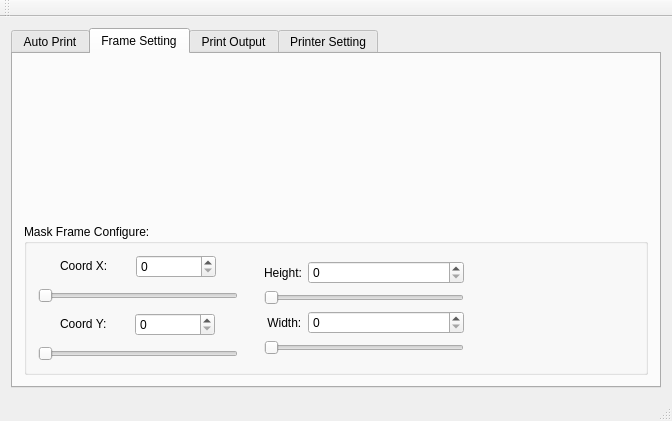
The window that src/autoprinter.ui (xxiiaaon/AutoPrinter) describes before a commit, drawn with Qt 5.
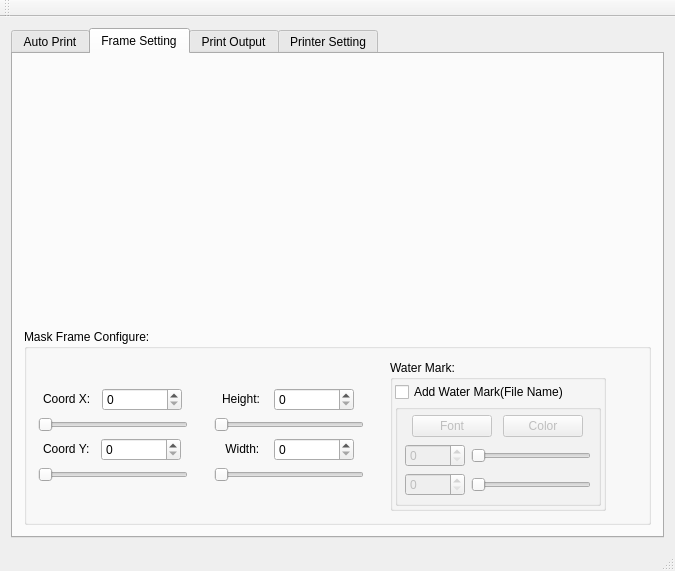
The same window after the commit. The open tabs and pages were chosen to show the change.

```diff
--- a/src/autoprinter.ui
+++ b/src/autoprinter.ui
@@ -6,8 +6,8 @@
    <rect>
     <x>0</x>
     <y>0</y>
-    <width>661</width>
-    <height>421</height>
+    <width>675</width>
+    <height>548</height>
    </rect>
   </property>
   <property name="sizePolicy">
@@ -27,7 +27,7 @@
     </sizepolicy>
    </property>
    <layout class="QGridLayout" name="gridLayout">
-    <item row="0" column="0">
+    <item row="1" column="0">
      <widget class="QTabWidget" name="tabWidget">
       <property name="enabled">
        <bool>true</bool>
@@ -128,6 +128,155 @@
           </item>
          </layout>
         </item>
+        <item>
+         <widget class="QGroupBox" name="groupBox_5">
+          <property name="sizePolicy">
+           <sizepolicy hsizetype="Fixed" vsizetype="Fixed">
+            <horstretch>0</horstretch>
+            <verstretch>0</verstretch>
+           </sizepolicy>
+          </property>
+          <property name="title">
+           <string>Output Name:</string>
+          </property>
+          <layout class="QHBoxLayout" name="horizontalLayout_20">
+           <property name="spacing">
+            <number>5</number>
+           </property>
+           <property name="margin">
+            <number>5</number>
+           </property>
+           <item>
+            <layout class="QVBoxLayout" name="verticalLayout_12">
+             <property name="spacing">
+              <number>0</number>
+             </property>
+             <property name="margin">
+              <number>0</number>
+             </property>
+             <item>
+              <layout class="QVBoxLayout" name="verticalLayout_13">
+               <property name="margin">
+                <number>5</number>
+               </property>
+               <item>
+                <widget class="QRadioButton" name="chkBoxNormalSuffix">
+                 <property name="sizePolicy">
+                  <sizepolicy hsizetype="Fixed" vsizetype="Fixed">
+                   <horstretch>0</horstretch>
+                   <verstretch>0</verstretch>
+                  </sizepolicy>
+                 </property>
+                 <property name="text">
+                  <string>Normal Suffix</string>
+                 </property>
+                 <property name="checked">
+                  <bool>true</bool>
+                 </property>
+                </widget>
+               </item>
+               <item>
+                <widget class="QLineEdit" name="lnEditSuffix">
+                 <property name="maximumSize">
+                  <size>
+                   <width>200</width>
+                   <height>16777215</height>
+                  </size>
+                 </property>
+                 <property name="text">
+                  <string>_OUTPUT</string>
+                 </property>
+                </widget>
+               </item>
+              </layout>
+             </item>
+             <item>
+              <layout class="QVBoxLayout" name="verticalLayout_14">
+               <property name="spacing">
+                <number>5</number>
+               </property>
+               <property name="sizeConstraint">
+                <enum>QLayout::SetMinimumSize</enum>
+               </property>
+               <property name="margin">
+                <number>5</number>
+               </property>
+               <item>
+                <widget class="QRadioButton" name="chkBoxAutoGenNum">
+                 <property name="sizePolicy">
+                  <sizepolicy hsizetype="Fixed" vsizetype="Fixed">
+                   <horstretch>0</horstretch>
+                   <verstretch>0</verstretch>
+                  </sizepolicy>
+                 </property>
+                 <property name="minimumSize">
+                  <size>
+                   <width>150</width>
+                   <height>0</height>
+                  </size>
+                 </property>
+                 <property name="text">
+                  <string>Generate Number As Output Name</string>
+                 </property>
+                </widget>
+               </item>
+               <item>
+                <layout class="QHBoxLayout" name="horizontalLayout_18" stretch="0">
+                 <property name="sizeConstraint">
+                  <enum>QLayout::SetDefaultConstraint</enum>
+                 </property>
+                 <property name="leftMargin">
+                  <number>8</number>
+                 </property>
+                 <property name="topMargin">
+                  <number>0</number>
+                 </property>
+                 <property name="rightMargin">
+                  <number>1</number>
+                 </property>
+                 <property name="bottomMargin">
+                  <number>0</number>
+                 </property>
+                 <item>
+                  <widget class="QCheckBox" name="chkKeepOriginName">
+                   <property name="enabled">
+                    <bool>false</bool>
+                   </property>
+                   <property name="sizePolicy">
+                    <sizepolicy hsizetype="Fixed" vsizetype="Fixed">
+                     <horstretch>0</horstretch>
+                     <verstretch>0</verstretch>
+                    </sizepolicy>
+                   </property>
+                   <property name="minimumSize">
+                    <size>
+                     <width>200</width>
+                     <height>16</height>
+                    </size>
+                   </property>
+                   <property name="maximumSize">
+                    <size>
+                     <width>100</width>
+                     <height>16777215</height>
+                    </size>
+                   </property>
+                   <property name="text">
+                    <string>Keep Origin Name</string>
+                   </property>
+                   <property name="checkable">
+                    <bool>true</bool>
+                   </property>
+                  </widget>
+                 </item>
+                </layout>
+               </item>
+              </layout>
+             </item>
+            </layout>
+           </item>
+          </layout>
+         </widget>
+        </item>
         <item>
          <layout class="QHBoxLayout" name="horizontalLayout">
           <property name="spacing">
@@ -253,6 +402,9 @@
           <property name="orientation">
            <enum>Qt::Vertical</enum>
           </property>
+          <property name="sizeType">
+           <enum>QSizePolicy::MinimumExpanding</enum>
+          </property>
           <property name="sizeHint" stdset="0">
            <size>
             <width>20</width>
@@ -279,6 +431,9 @@
             <verstretch>0</verstretch>
            </sizepolicy>
           </property>
+          <property name="mouseTracking">
+           <bool>true</bool>
+          </property>
          </widget>
         </item>
         <item>
@@ -290,14 +445,19 @@
            <item>
             <layout class="QHBoxLayout" name="horizontalLayout_9">
              <item>
+              <layout class="QVBoxLayout" name="verticalLayout_18">
+               <property name="margin">
+                <number>0</number>
+               </property>
+               <item>
               <layout class="QVBoxLayout" name="verticalLayout_3">
                <property name="spacing">
-                <number>10</number>
+                  <number>6</number>
                </property>
                <property name="sizeConstraint">
                 <enum>QLayout::SetDefaultConstraint</enum>
                </property>
-               <property name="rightMargin">
+                 <property name="margin">
                 <number>0</number>
                </property>
                <item>
@@ -346,7 +506,7 @@
                  </property>
                  <property name="minimumSize">
                   <size>
-                   <width>200</width>
+                     <width>150</width>
                    <height>0</height>
                   </size>
                  </property>
@@ -401,7 +561,7 @@
                  </property>
                  <property name="minimumSize">
                   <size>
-                   <width>200</width>
+                     <width>150</width>
                    <height>0</height>
                   </size>
                  </property>
@@ -409,13 +569,15 @@
                   <enum>Qt::Horizontal</enum>
                  </property>
                 </widget>
+                 </item>
+                </layout>
                </item>
               </layout>
              </item>
              <item>
               <layout class="QVBoxLayout" name="verticalLayout_4">
                <property name="spacing">
-                <number>5</number>
+                <number>0</number>
                </property>
                <property name="sizeConstraint">
                 <enum>QLayout::SetDefaultConstraint</enum>
@@ -426,17 +588,20 @@
                <item>
                 <layout class="QVBoxLayout" name="verticalLayout_5">
                  <property name="sizeConstraint">
-                  <enum>QLayout::SetMinimumSize</enum>
+                  <enum>QLayout::SetDefaultConstraint</enum>
                  </property>
                  <property name="leftMargin">
                   <number>20</number>
                  </property>
+                 <property name="rightMargin">
+                  <number>20</number>
+                 </property>
                  <item>
                   <layout class="QHBoxLayout" name="horizontalLayout_7">
                    <item>
                     <widget class="QLabel" name="label_7">
                      <property name="sizePolicy">
-                      <sizepolicy hsizetype="Fixed" vsizetype="Preferred">
+                      <sizepolicy hsizetype="Fixed" vsizetype="Fixed">
                        <horstretch>0</horstretch>
                        <verstretch>0</verstretch>
                       </sizepolicy>
@@ -448,6 +613,12 @@
                    </item>
                    <item>
                     <widget class="QSpinBox" name="spBoxMaskHeight">
+                     <property name="sizePolicy">
+                      <sizepolicy hsizetype="Fixed" vsizetype="Fixed">
+                       <horstretch>0</horstretch>
+                       <verstretch>0</verstretch>
+                      </sizepolicy>
+                     </property>
                      <property name="minimumSize">
                       <size>
                        <width>80</width>
@@ -471,7 +642,7 @@
                    </property>
                    <property name="minimumSize">
                     <size>
-                     <width>200</width>
+                     <width>150</width>
                      <height>0</height>
                     </size>
                    </property>
@@ -488,7 +659,7 @@
                    <item>
                     <widget class="QLabel" name="label_8">
                      <property name="sizePolicy">
-                      <sizepolicy hsizetype="Fixed" vsizetype="Preferred">
+                      <sizepolicy hsizetype="Fixed" vsizetype="Fixed">
                        <horstretch>0</horstretch>
                        <verstretch>0</verstretch>
                       </sizepolicy>
@@ -500,6 +671,12 @@
                    </item>
                    <item>
                     <widget class="QSpinBox" name="spBoxMaskWeight">
+                     <property name="sizePolicy">
+                      <sizepolicy hsizetype="Fixed" vsizetype="Fixed">
+                       <horstretch>0</horstretch>
+                       <verstretch>0</verstretch>
+                      </sizepolicy>
+                     </property>
                      <property name="minimumSize">
                       <size>
                        <width>80</width>
@@ -523,7 +700,7 @@
                    </property>
                    <property name="minimumSize">
                     <size>
-                     <width>200</width>
+                     <width>150</width>
                      <height>0</height>
                     </size>
                    </property>
@@ -539,6 +716,174 @@
                </item>
               </layout>
              </item>
+             <item>
+              <widget class="QGroupBox" name="groupBox_6">
+               <property name="title">
+                <string>Water Mark:</string>
+               </property>
+               <layout class="QVBoxLayout" name="verticalLayout_16">
+                <property name="spacing">
+                 <number>2</number>
+                </property>
+                <property name="margin">
+                 <number>2</number>
+                </property>
+                <item>
+                 <widget class="QCheckBox" name="chkboxWaterMark">
+                  <property name="text">
+                   <string>Add Water Mark(File Name)</string>
+                  </property>
+                 </widget>
+                </item>
+                <item>
+                 <widget class="QGroupBox" name="gpBoxWaterMarkSetting">
+                  <property name="enabled">
+                   <bool>false</bool>
+                  </property>
+                  <property name="title">
+                   <string/>
+                  </property>
+                  <layout class="QHBoxLayout" name="horizontalLayout_25">
+                   <property name="spacing">
+                    <number>0</number>
+                   </property>
+                   <property name="margin">
+                    <number>0</number>
+                   </property>
+                   <item>
+                    <layout class="QVBoxLayout" name="verticalLayout_15">
+                     <property name="spacing">
+                      <number>5</number>
+                     </property>
+                     <property name="sizeConstraint">
+                      <enum>QLayout::SetDefaultConstraint</enum>
+                     </property>
+                     <property name="margin">
+                      <number>5</number>
+                     </property>
+                     <item>
+                      <layout class="QHBoxLayout" name="horizontalLayout_21" stretch="0,0">
+                       <property name="spacing">
+                        <number>2</number>
+                       </property>
+                       <item>
+                        <widget class="QPushButton" name="btnChangeWaterMarkFont">
+                         <property name="sizePolicy">
+                          <sizepolicy hsizetype="Fixed" vsizetype="Fixed">
+                           <horstretch>0</horstretch>
+                           <verstretch>0</verstretch>
+                          </sizepolicy>
+                         </property>
+                         <property name="text">
+                          <string>Font</string>
+                         </property>
+                        </widget>
+                       </item>
+                       <item>
+                        <widget class="QPushButton" name="btnChangeWaterMakeColor">
+                         <property name="sizePolicy">
+                          <sizepolicy hsizetype="Fixed" vsizetype="Fixed">
+                           <horstretch>0</horstretch>
+                           <verstretch>0</verstretch>
+                          </sizepolicy>
+                         </property>
+                         <property name="text">
+                          <string>Color</string>
+                         </property>
+                        </widget>
+                       </item>
+                      </layout>
+                     </item>
+                     <item>
+                      <layout class="QVBoxLayout" name="verticalLayout_17">
+                       <property name="margin">
+                        <number>2</number>
+                       </property>
+                       <item>
+                        <layout class="QHBoxLayout" name="horizontalLayout_23">
+                         <item>
+                          <widget class="QSpinBox" name="spBoxWaterMarkCoordX">
+                           <property name="minimumSize">
+                            <size>
+                             <width>60</width>
+                             <height>0</height>
+                            </size>
+                           </property>
+                          </widget>
+                         </item>
+                         <item>
+                          <widget class="QSlider" name="horzSliderWaterMarkCoordX">
+                           <property name="sizePolicy">
+                            <sizepolicy hsizetype="Fixed" vsizetype="Fixed">
+                             <horstretch>0</horstretch>
+                             <verstretch>0</verstretch>
+                            </sizepolicy>
+                           </property>
+                           <property name="minimumSize">
+                            <size>
+                             <width>120</width>
+                             <height>0</height>
+                            </size>
+                           </property>
+                           <property name="orientation">
+                            <enum>Qt::Horizontal</enum>
+                           </property>
+                          </widget>
+                         </item>
+                        </layout>
+                       </item>
+                       <item>
+                        <layout class="QHBoxLayout" name="horizontalLayout_24">
+                         <property name="margin">
+                          <number>0</number>
+                         </property>
+                         <item>
+                          <widget class="QSpinBox" name="spBoxWaterMarkCoordY">
+                           <property name="sizePolicy">
+                            <sizepolicy hsizetype="Fixed" vsizetype="Fixed">
+                             <horstretch>0</horstretch>
+                             <verstretch>0</verstretch>
+                            </sizepolicy>
+                           </property>
+                           <property name="minimumSize">
+                            <size>
+                             <width>60</width>
+                             <height>0</height>
+                            </size>
+                           </property>
+                          </widget>
+                         </item>
+                         <item>
+                          <widget class="QSlider" name="horzSliderWaterMarkCoordY">
+                           <property name="sizePolicy">
+                            <sizepolicy hsizetype="Fixed" vsizetype="Fixed">
+                             <horstretch>0</horstretch>
+                             <verstretch>0</verstretch>
+                            </sizepolicy>
+                           </property>
+                           <property name="minimumSize">
+                            <size>
+                             <width>120</width>
+                             <height>0</height>
+                            </size>
+                           </property>
+                           <property name="orientation">
+                            <enum>Qt::Horizontal</enum>
+                           </property>
+                          </widget>
+                         </item>
+                        </layout>
+                       </item>
+                      </layout>
+                     </item>
+                    </layout>
+                   </item>
+                  </layout>
+                 </widget>
+                </item>
+               </layout>
+              </widget>
+             </item>
              <item>
               <spacer name="horizontalSpacer">
                <property name="orientation">
@@ -964,7 +1309,7 @@
     <rect>
      <x>0</x>
      <y>0</y>
-     <width>661</width>
+     <width>675</width>
      <height>23</height>
     </rect>
    </property>
```
Left out of the diff: 1 changed line with no effect on the pictures. Lines whose indentation alone changed are shown as unchanged.
